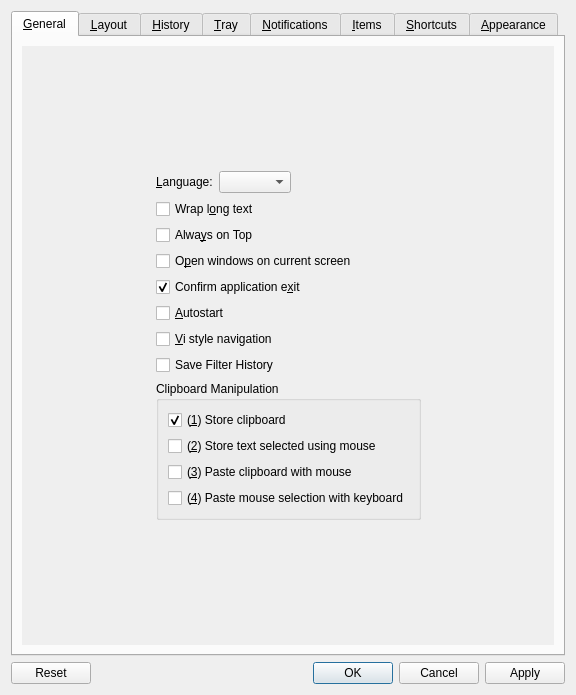
Old version of the form src/ui/configurationmanager.ui in the repository hluk/CopyQ.
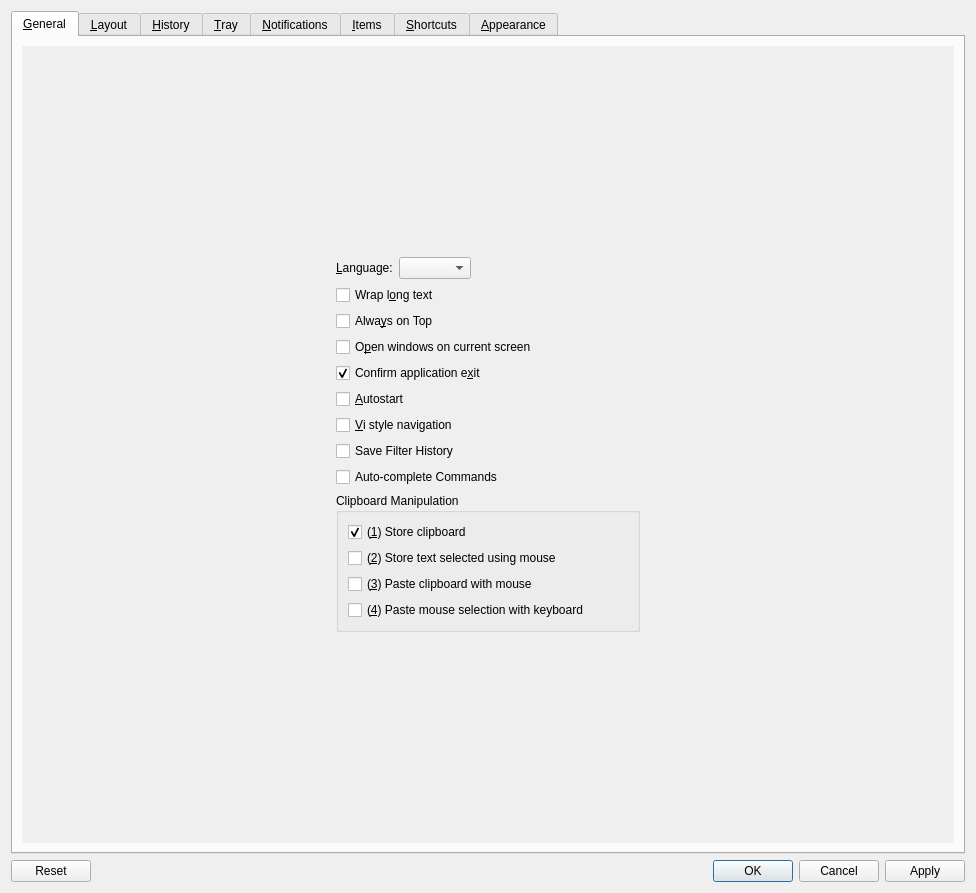
New version of the form. Custom widgets are drawn as their Qt base class.

Commit message: Add option to disable auto-completion for commands

Diff of the .ui file:
```diff
--- a/src/ui/configurationmanager.ui
+++ b/src/ui/configurationmanager.ui
@@ -6,8 +6,8 @@
    <rect>
     <x>0</x>
     <y>0</y>
-    <width>576</width>
-    <height>695</height>
+    <width>976</width>
+    <height>893</height>
    </rect>
   </property>
   <property name="minimumSize">
@@ -52,8 +52,8 @@
            <rect>
             <x>0</x>
             <y>0</y>
-            <width>506</width>
-            <height>582</height>
+            <width>912</width>
+            <height>733</height>
            </rect>
           </property>
           <layout class="QHBoxLayout" name="horizontalLayout_15">
@@ -191,6 +191,16 @@
                </property>
               </widget>
              </item>
+             <item>
+              <widget class="QCheckBox" name="checkBoxAutocompleteCommands">
+               <property name="toolTip">
+                <string>Automatically show popup to complete function, type and variable names in commands</string>
+               </property>
+               <property name="text">
+                <string>Auto-complete Commands</string>
+               </property>
+              </widget>
+             </item>
              <item>
               <widget class="QGroupBox" name="groupBox">
                <property name="title">
```
Left out of the diff: 17 changed lines with no effect on the pictures. The commit also changes 3 other files.
